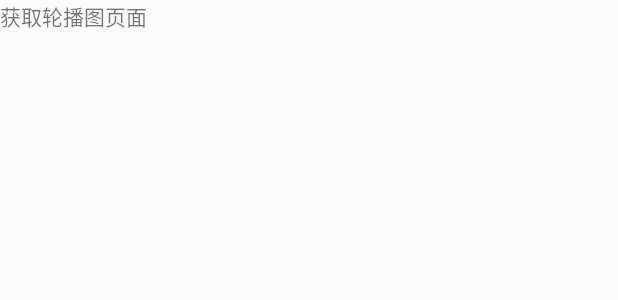
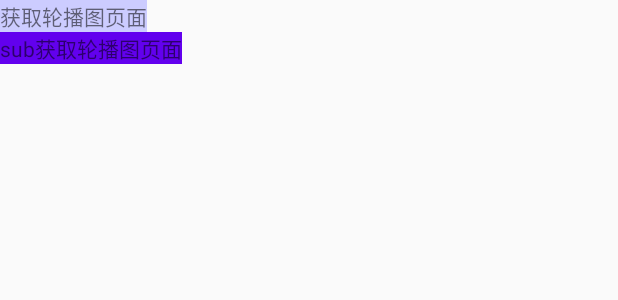
Before and after one commit to df13954/DebugMvp, an Android app: the layout activity_blog_loop.xml on its own in the app's theme, with its tools: preview values and no code run, on a phone screen of 412 x 824 dp. Shown: the top 300 px of the screen. Run offline under Robolectric (Android 15) with nearby library versions, the phone set to English and light mode, and no system bars.

Commit message:
- 对比扩展函数获取的dp值

```diff
--- a/app/src/main/java/com/android/debugmvp/test/BlogLoopActivity.kt
+++ b/app/src/main/java/com/android/debugmvp/test/BlogLoopActivity.kt
@@ -1,18 +1,14 @@
 package com.android.debugmvp.test
 
-import android.view.View
 import androidx.recyclerview.widget.LinearLayoutManager
-import com.android.debugmvp.R
 import com.android.debugmvp.bean.SobLoop
 import com.android.debugmvp.databinding.ActivityBlogLoopBinding
 import com.android.debugmvp.mvp.MVPActivityImpl
 import com.android.debugmvp.test.adapter.LoopAdapter
 import com.android.debugmvp.test.contract.SobLoopContract
 import com.android.debugmvp.test.presenter.SobLoopPresenter
-import com.chad.library.adapter.base.BaseQuickAdapter
-import com.chad.library.adapter.base.listener.OnItemClickListener
-import com.chad.library.adapter.base.viewholder.BaseViewHolder
-import com.debug.framework.mvp.IBaseView
+import com.android.lib.common.utils.dp
+import com.debug.base.utils.AppDeviceUtils
 import com.hi.dhl.binding.viewbind
 
 class BlogLoopActivity : MVPActivityImpl<SobLoopPresenter>(), SobLoopContract.View {
@@ -25,6 +21,8 @@ class BlogLoopActivity : MVPActivityImpl<SobLoopPresenter>(), SobLoopContract.Vi
     }
 
     override fun initView() {
+        binding.tvTitle.width = AppDeviceUtils.dip2px(this, 150f)
+        binding.tvSubTitle.width = 150.dp.toInt()
         //adapter
         loopAdapter = LoopAdapter()
         binding.rvLoop.layoutManager = LinearLayoutManager(this)
--- a/app/src/main/res/layout/activity_blog_loop.xml
+++ b/app/src/main/res/layout/activity_blog_loop.xml
@@ -8,9 +8,18 @@
     tools:context=".test.BlogLoopActivity">
 
     <TextView
-        android:layout_width="match_parent"
+        android:id="@+id/tv_title"
+        android:layout_width="wrap_content"
         android:layout_height="wrap_content"
+        android:background="#ccf"
         android:text="获取轮播图页面" />
+
+    <TextView
+        android:id="@+id/tv_sub_title"
+        android:layout_width="wrap_content"
+        android:layout_height="wrap_content"
+        android:background="@color/colorPrimary"
+        android:text="sub获取轮播图页面" />
 
     <androidx.recyclerview.widget.RecyclerView
         android:id="@+id/rv_loop"
```
